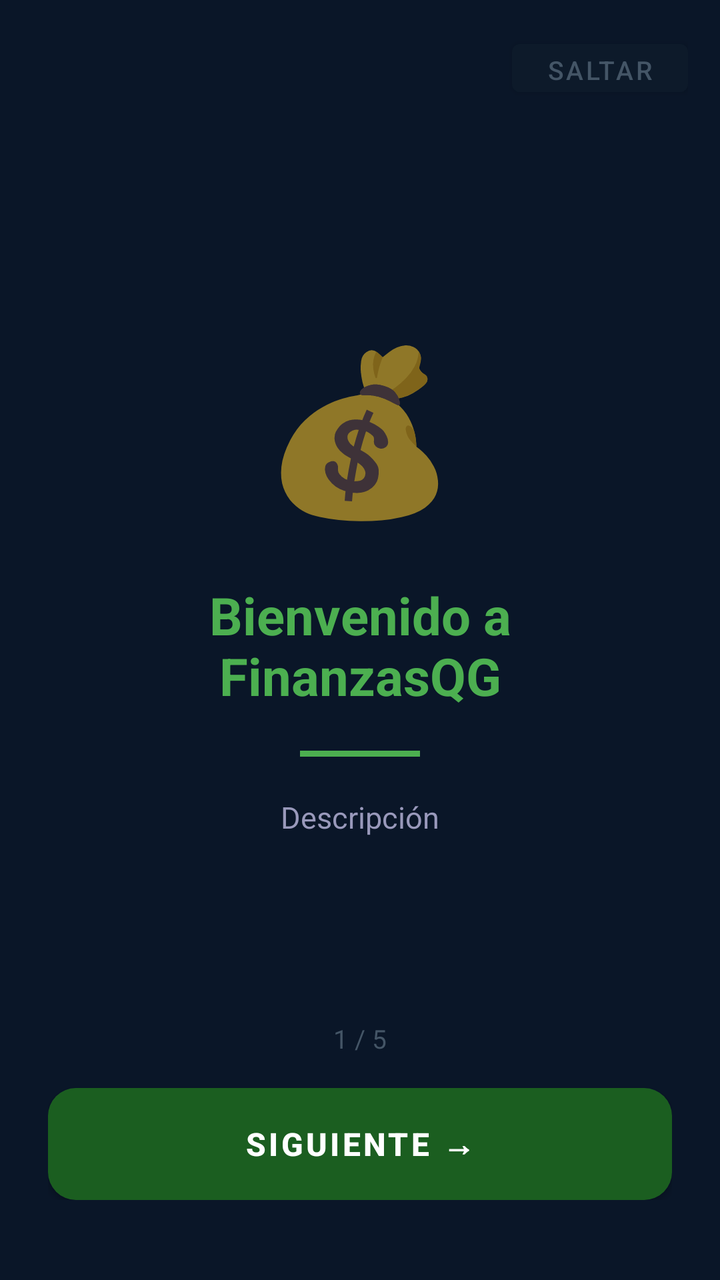
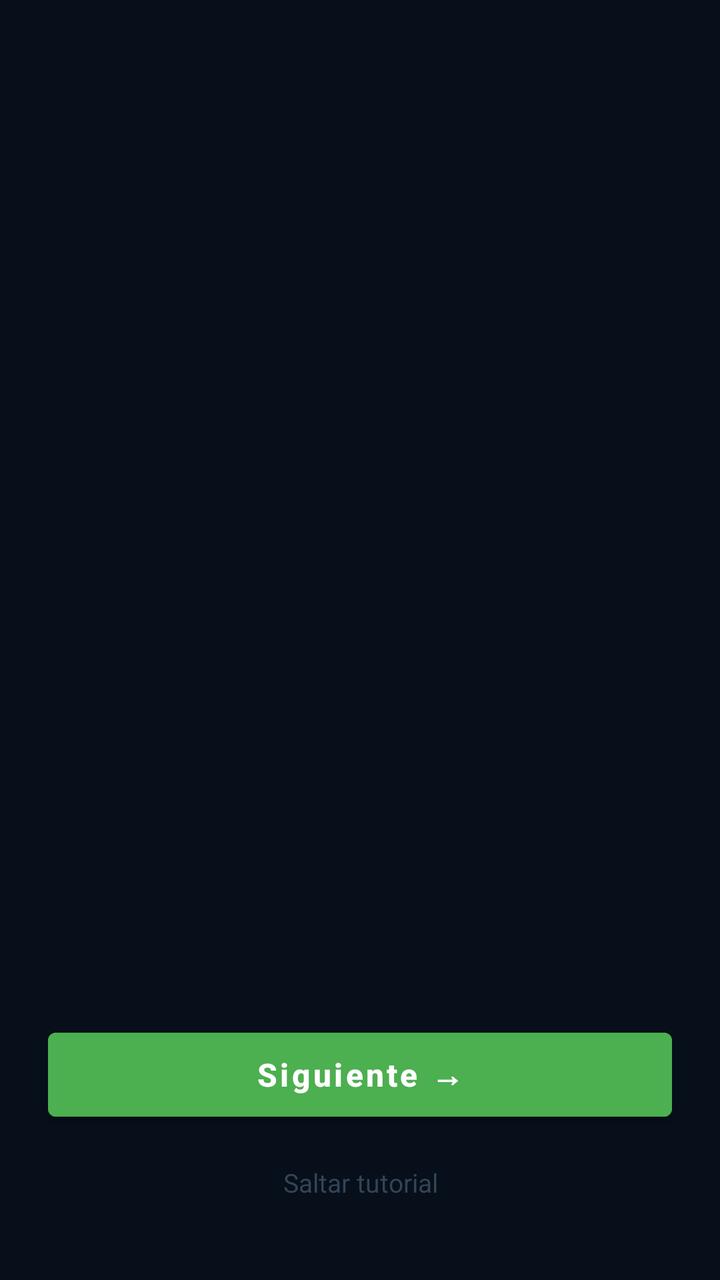

Two renders of the same Android screen: before a commit and after it. Below are the layout's source before the change and the commit's diff.
<!-- AndroidManifest.xml: application theme Theme.MiPrimeraApp -->
<!-- res/layout/activity_onboarding.xml -->
<?xml version="1.0" encoding="utf-8"?>
<LinearLayout xmlns:android="http://schemas.android.com/apk/res/android"
    android:layout_width="match_parent"
    android:layout_height="match_parent"
    android:orientation="vertical"
    android:background="#0A1628"
    android:gravity="center">

    
    <LinearLayout
        android:layout_width="match_parent"
        android:layout_height="wrap_content"
        android:orientation="horizontal"
        android:gravity="end"
        android:padding="16dp">

        <Button
            android:id="@+id/btnOnboardingSaltar"
            android:layout_width="wrap_content"
            android:layout_height="36dp"
            android:text="Saltar"
            android:textColor="#445566"
            android:textSize="13sp"
            android:backgroundTint="#0D1A2A" />

    </LinearLayout>

    
    <LinearLayout
        android:layout_width="match_parent"
        android:layout_height="0dp"
        android:layout_weight="1"
        android:orientation="vertical"
        android:gravity="center"
        android:paddingStart="32dp"
        android:paddingEnd="32dp">

        
        <TextView
            android:id="@+id/tvOnboardingEmoji"
            android:layout_width="wrap_content"
            android:layout_height="wrap_content"
            android:text="💰"
            android:textSize="80sp"
            android:layout_marginBottom="24dp" />

        
        <TextView
            android:id="@+id/tvOnboardingTitulo"
            android:layout_width="match_parent"
            android:layout_height="wrap_content"
            android:text="Bienvenido a FinanzasQG"
            android:textColor="#4CAF50"
            android:textSize="26sp"
            android:textStyle="bold"
            android:gravity="center"
            android:layout_marginBottom="20dp" />

        
        <View
            android:layout_width="60dp"
            android:layout_height="3dp"
            android:background="#4CAF50"
            android:layout_gravity="center_horizontal"
            android:layout_marginBottom="20dp" />

        
        <TextView
            android:id="@+id/tvOnboardingTexto"
            android:layout_width="match_parent"
            android:layout_height="wrap_content"
            android:text="Descripción"
            android:textColor="#9999BB"
            android:textSize="15sp"
            android:gravity="center"
            android:lineSpacingExtra="6dp" />

    </LinearLayout>

    
    <LinearLayout
        android:layout_width="match_parent"
        android:layout_height="wrap_content"
        android:orientation="vertical"
        android:paddingStart="24dp"
        android:paddingEnd="24dp"
        android:paddingBottom="40dp">

        
        <TextView
            android:id="@+id/tvOnboardingPagina"
            android:layout_width="match_parent"
            android:layout_height="wrap_content"
            android:text="1 / 5"
            android:textColor="#445566"
            android:textSize="13sp"
            android:gravity="center"
            android:layout_marginBottom="16dp" />

        
        <Button
            android:id="@+id/btnOnboardingSiguiente"
            android:layout_width="match_parent"
            android:layout_height="56dp"
            android:text="Siguiente →"
            android:textColor="#FFFFFF"
            android:textSize="16sp"
            android:textStyle="bold"
            android:background="@drawable/finanzas_btn_green" />

    </LinearLayout>

</LinearLayout>
<!-- resources referenced by this layout -->
<resources>
  <!-- drawable finanzas_btn_green (drawable) -->
  <?xml version="1.0" encoding="utf-8"?>
  <shape xmlns:android="http://schemas.android.com/apk/res/android"
      android:shape="rectangle">
      <gradient
          android:startColor="#2E7D32"
          android:endColor="#1B5E20"
          android:angle="90" />
      <corners android:radius="14dp" />
  </shape>
  <style name="Theme.MiPrimeraApp" parent="Theme.MaterialComponents.DayNight.NoActionBar">
          <item name="colorPrimary">#1B5E20</item>
          <item name="colorPrimaryVariant">#2E7D32</item>
          <item name="colorOnPrimary">#FFFFFF</item>
          <item name="colorSecondary">#00BFA5</item>
          <item name="colorOnSecondary">#FFFFFF</item>
          <item name="android:statusBarColor">#0A1628</item>
          <item name="android:navigationBarColor">#0A1628</item>
          <item name="android:windowBackground">#0A1628</item>
      </style>
</resources>

<!-- the commit's change to res/layout/activity_onboarding.xml (unified diff, before → after) -->
@@ -3,111 +3,42 @@
     android:layout_width="match_parent"
     android:layout_height="match_parent"
     android:orientation="vertical"
-    android:background="#0A1628"
-    android:gravity="center">
+    android:background="#060F1A">
 
     
-    <LinearLayout
-        android:layout_width="match_parent"
-        android:layout_height="wrap_content"
+    <LinearLayout android:id="@+id/indicadoresOnboarding"
+        android:layout_width="wrap_content" android:layout_height="wrap_content"
         android:orientation="horizontal"
-        android:gravity="end"
-        android:padding="16dp">
-
-        <Button
-            android:id="@+id/btnOnboardingSaltar"
-            android:layout_width="wrap_content"
-            android:layout_height="36dp"
-            android:text="Saltar"
-            android:textColor="#445566"
-            android:textSize="13sp"
-            android:backgroundTint="#0D1A2A" />
-
-    </LinearLayout>
+        android:layout_gravity="center_horizontal"
+        android:layout_marginTop="20dp" android:layout_marginBottom="8dp"
+        android:layout_marginStart="0dp" android:layout_marginEnd="0dp"/>
 
     
-    <LinearLayout
+    <androidx.viewpager2.widget.ViewPager2
+        android:id="@+id/viewPagerOnboarding"
         android:layout_width="match_parent"
         android:layout_height="0dp"
-        android:layout_weight="1"
-        android:orientation="vertical"
-        android:gravity="center"
-        android:paddingStart="32dp"
-        android:paddingEnd="32dp">
-
-        
-        <TextView
-            android:id="@+id/tvOnboardingEmoji"
-            android:layout_width="wrap_content"
-            android:layout_height="wrap_content"
-            android:text="💰"
-            android:textSize="80sp"
-            android:layout_marginBottom="24dp" />
-
-        
-        <TextView
-            android:id="@+id/tvOnboardingTitulo"
-            android:layout_width="match_parent"
-            android:layout_height="wrap_content"
-            android:text="Bienvenido a FinanzasQG"
-            android:textColor="#4CAF50"
-            android:textSize="26sp"
-            android:textStyle="bold"
-            android:gravity="center"
-            android:layout_marginBottom="20dp" />
-
-        
-        <View
-            android:layout_width="60dp"
-            android:layout_height="3dp"
-            android:background="#4CAF50"
-            android:layout_gravity="center_horizontal"
-            android:layout_marginBottom="20dp" />
-
-        
-        <TextView
-            android:id="@+id/tvOnboardingTexto"
-            android:layout_width="match_parent"
-            android:layout_height="wrap_content"
-            android:text="Descripción"
-            android:textColor="#9999BB"
-            android:textSize="15sp"
-            android:gravity="center"
-            android:lineSpacingExtra="6dp" />
-
-    </LinearLayout>
+        android:layout_weight="1"/>
 
     
-    <LinearLayout
-        android:layout_width="match_parent"
-        android:layout_height="wrap_content"
+    <LinearLayout android:layout_width="match_parent" android:layout_height="wrap_content"
         android:orientation="vertical"
-        android:paddingStart="24dp"
-        android:paddingEnd="24dp"
-        android:paddingBottom="40dp">
+        android:paddingStart="24dp" android:paddingEnd="24dp"
+        android:paddingBottom="32dp" android:paddingTop="12dp">
 
-        
-        <TextView
-            android:id="@+id/tvOnboardingPagina"
-            android:layout_width="match_parent"
-            android:layout_height="wrap_content"
-            android:text="1 / 5"
-            android:textColor="#445566"
-            android:textSize="13sp"
-            android:gravity="center"
-            android:layout_marginBottom="16dp" />
+        <Button android:id="@+id/btnSiguienteOnboarding"
+            android:layout_width="match_parent" android:layout_height="54dp"
+            android:text="Siguiente →"
+            android:textAllCaps="false" android:textColor="#FFFFFF"
+            android:textSize="16sp" android:textStyle="bold"
+            android:backgroundTint="#4CAF50"
+            android:layout_marginBottom="10dp"/>
 
-        
-        <Button
-            android:id="@+id/btnOnboardingSiguiente"
-            android:layout_width="match_parent"
-            android:layout_height="56dp"
-            android:text="Siguiente →"
-            android:textColor="#FFFFFF"
-            android:textSize="16sp"
-            android:textStyle="bold"
-            android:background="@drawable/finanzas_btn_green" />
-
+        <TextView android:id="@+id/btnSaltarOnboarding"
+            android:layout_width="match_parent" android:layout_height="wrap_content"
+            android:text="Saltar tutorial"
+            android:textColor="#334455" android:textSize="13sp"
+            android:gravity="center" android:padding="8dp"/>
     </LinearLayout>
 
 </LinearLayout>
<!-- resource entries referenced after the edit -->
@@ -1,15 +1,5 @@
 <!-- resources referenced by this layout -->
 <resources>
-  <!-- drawable finanzas_btn_green (drawable) -->
-  <?xml version="1.0" encoding="utf-8"?>
-  <shape xmlns:android="http://schemas.android.com/apk/res/android"
-      android:shape="rectangle">
-      <gradient
-          android:startColor="#2E7D32"
-          android:endColor="#1B5E20"
-          android:angle="90" />
-      <corners android:radius="14dp" />
-  </shape>
   <style name="Theme.MiPrimeraApp" parent="Theme.MaterialComponents.DayNight.NoActionBar">
           <item name="colorPrimary">#1B5E20</item>
           <item name="colorPrimaryVariant">#2E7D32</item>
